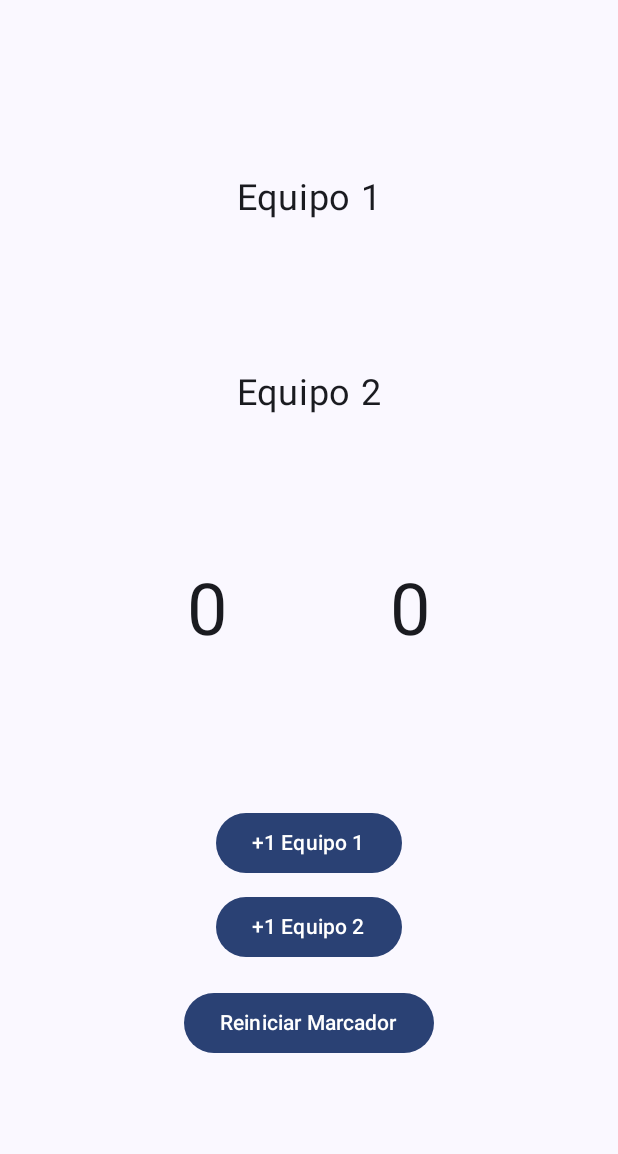
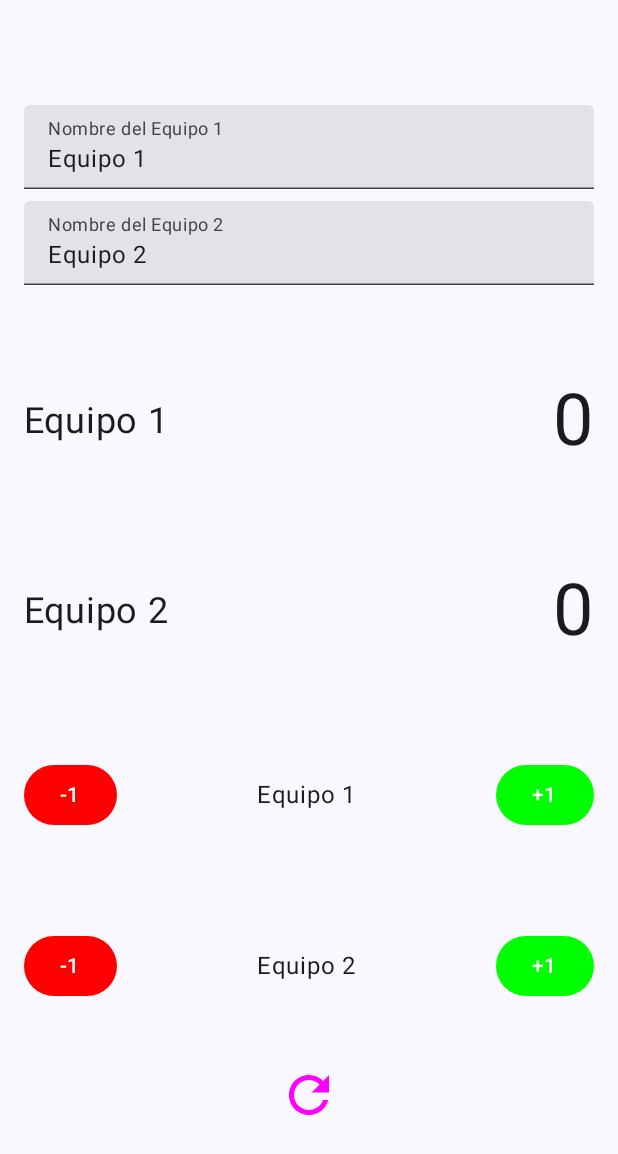
Before and after one commit to sebdev16/VolleyApp, an Android app built with Jetpack Compose: the screen it shows after launch (MainActivity), on a phone screen of 412 x 824 dp. Shown: the top 1154 px of the screen. Run offline under Robolectric (Android 15) with nearby library versions, the phone set to English and light mode, and no system bars.

Commit message:
avance Progresivo de la app

```diff
--- a/app/src/main/java/com/example/volleyapp/MainActivity.kt
+++ b/app/src/main/java/com/example/volleyapp/MainActivity.kt
@@ -12,9 +12,16 @@ import androidx.compose.foundation.layout.fillMaxSize
 import androidx.compose.foundation.layout.fillMaxWidth
 import androidx.compose.foundation.layout.height
 import androidx.compose.foundation.layout.padding
+import androidx.compose.foundation.layout.size
+import androidx.compose.material.icons.Icons
+import androidx.compose.material.icons.filled.Refresh
 import androidx.compose.material3.Button
+import androidx.compose.material3.ButtonDefaults
+import androidx.compose.material3.Icon
+import androidx.compose.material3.IconButton
 import androidx.compose.material3.Scaffold
 import androidx.compose.material3.Text
+import androidx.compose.material3.TextField
 import androidx.compose.runtime.Composable
 import androidx.compose.runtime.getValue
 import androidx.compose.runtime.mutableStateOf
@@ -22,6 +29,8 @@ import androidx.compose.runtime.remember
 import androidx.compose.runtime.setValue
 import androidx.compose.ui.Alignment
 import androidx.compose.ui.Modifier
+import androidx.compose.ui.graphics.Color
+import androidx.compose.ui.text.input.TextFieldValue
 import androidx.compose.ui.text.style.TextAlign
 import androidx.compose.ui.tooling.preview.Preview
 import androidx.compose.ui.unit.dp
@@ -50,6 +59,10 @@ fun VolleyballScoreboard(modifier: Modifier = Modifier) {
     var team1Score by remember { mutableStateOf(0) }
     var team2Score by remember { mutableStateOf(0) }
 
+    // Estados para los nombres de los equipos
+    var team1Name by remember { mutableStateOf(TextFieldValue("Equipo 1")) }
+    var team2Name by remember { mutableStateOf(TextFieldValue("Equipo 2")) }
+
     Column(
         modifier = modifier
             .fillMaxSize()
@@ -57,35 +70,109 @@ fun VolleyballScoreboard(modifier: Modifier = Modifier) {
         verticalArrangement = Arrangement.SpaceEvenly,
         horizontalAlignment = Alignment.CenterHorizontally
     ) {
-        // Nombres de los equipos
-        Text("Equipo 1", fontSize = 24.sp)
-        Text("Equipo 2", fontSize = 24.sp)
 
-        // Marcadores
-        Row(
-            modifier = Modifier.fillMaxWidth(),
-            horizontalArrangement = Arrangement.SpaceEvenly
-        ) {
-            Text(text = team1Score.toString(), fontSize = 48.sp, textAlign = TextAlign.Center)
-            Text(text = team2Score.toString(), fontSize = 48.sp, textAlign = TextAlign.Center)
+        Column(modifier = Modifier.fillMaxWidth()) {
+            TextField(
+                value = team1Name,
+                onValueChange = { team1Name = it },
+                label = { Text("Nombre del Equipo 1") },
+                modifier = Modifier.fillMaxWidth()
+            )
+            Spacer(modifier = Modifier.height(8.dp))
+            TextField(
+                value = team2Name,
+                onValueChange = { team2Name = it },
+                label = { Text("Nombre del Equipo 2") },
+                modifier = Modifier.fillMaxWidth()
+            )
         }
 
+        // Marcadores (muestra los nombres de los equipos y los puntajes)
+        Row(
+            modifier = Modifier
+                .fillMaxWidth()
+                .padding(vertical = 8.dp),
+            horizontalArrangement = Arrangement.SpaceBetween,
+            verticalAlignment = Alignment.CenterVertically
+        ) {
+            Text(text = team1Name.text, fontSize = 24.sp)
+            Text(text = team1Score.toString(), fontSize = 48.sp, textAlign = TextAlign.Center)
+        }
+
+        Row(
+            modifier = Modifier
+                .fillMaxWidth()
+                .padding(vertical = 8.dp),
+            horizontalArrangement = Arrangement.SpaceBetween,
+            verticalAlignment = Alignment.CenterVertically
+        ) {
+            Text(text = team2Name.text, fontSize = 24.sp)
+            Text(text = team2Score.toString(), fontSize = 48.sp)
+        }
+//-------------------------------------------------------------------------------------------------------
         // Botones de control
         Column(horizontalAlignment = Alignment.CenterHorizontally) {
-            Button(onClick = { team1Score++ }) {
-                Text("+1 Equipo 1")
+
+            Row(modifier = Modifier
+                .fillMaxWidth()
+                .padding(vertical = 8.dp),
+                horizontalArrangement = Arrangement.SpaceBetween,
+                verticalAlignment = Alignment.CenterVertically)
+            {
+                Button(onClick = { if (team1Score > 0) team1Score-- }, colors = ButtonDefaults.buttonColors(
+                    containerColor = Color.Red
+                )) {
+
+                    Text(text = "-1")
+
+                }
+
+                Text(text = "Equipo 1")
+
+                Button(onClick = { team1Score++ }, colors = ButtonDefaults.buttonColors(
+                    containerColor = Color.Green
+                )) {
+                    Text(text = "+1")
+                }
+
             }
-            Spacer(modifier = Modifier.height(8.dp))
-            Button(onClick = { team2Score++ }) {
-                Text("+1 Equipo 2")
+
+            Spacer(modifier = Modifier.height(50.dp))
+
+            Row(modifier = Modifier
+                .fillMaxWidth()
+                .padding(vertical = 8.dp),
+                horizontalArrangement = Arrangement.SpaceBetween,
+                verticalAlignment = Alignment.CenterVertically)
+            {
+                Button(onClick = { if (team2Score > 0) team2Score-- }, colors = ButtonDefaults.buttonColors(
+                    containerColor = Color.Red
+                )) {
+                        Text(text = "-1")
+                }
+
+                Text(text = "Equipo 2")
+
+                Button(onClick = { team2Score++ }, colors = ButtonDefaults.buttonColors(
+                    containerColor = Color.Green
+                )) {
+                    Text(text = "+1")
+                }
             }
-            Spacer(modifier = Modifier.height(16.dp))
-            Button(onClick = {
-                team1Score = 0
-                team2Score = 0
-            }) {
-                Text("Reiniciar Marcador")
+
+            Spacer(modifier = Modifier.height(30.dp))
+
+            IconButton(onClick = { team1Score = 0
+                team2Score = 0 }) {
+                Icon(
+                    Icons.Filled.Refresh,
+                    contentDescription = "Reiniciar Marcador",
+                    tint = Color.Magenta,
+                    modifier = Modifier.size(80.dp) //tamaño del icono
+                )
             }
+
+
         }
     }
 }
@@ -97,19 +184,3 @@ fun VolleyballScoreboardPreview() {
         VolleyballScoreboard()
     }
 }
-
-@Composable
-fun Greeting(name: String, modifier: Modifier = Modifier) {
-    Text(
-        text = "Hello $name!",
-        modifier = modifier
-    )
-}
-
-@Preview(showBackground = true)
-@Composable
-fun GreetingPreview() {
-    VolleyAppTheme {
-        Greeting("Android")
-    }
-}
```
